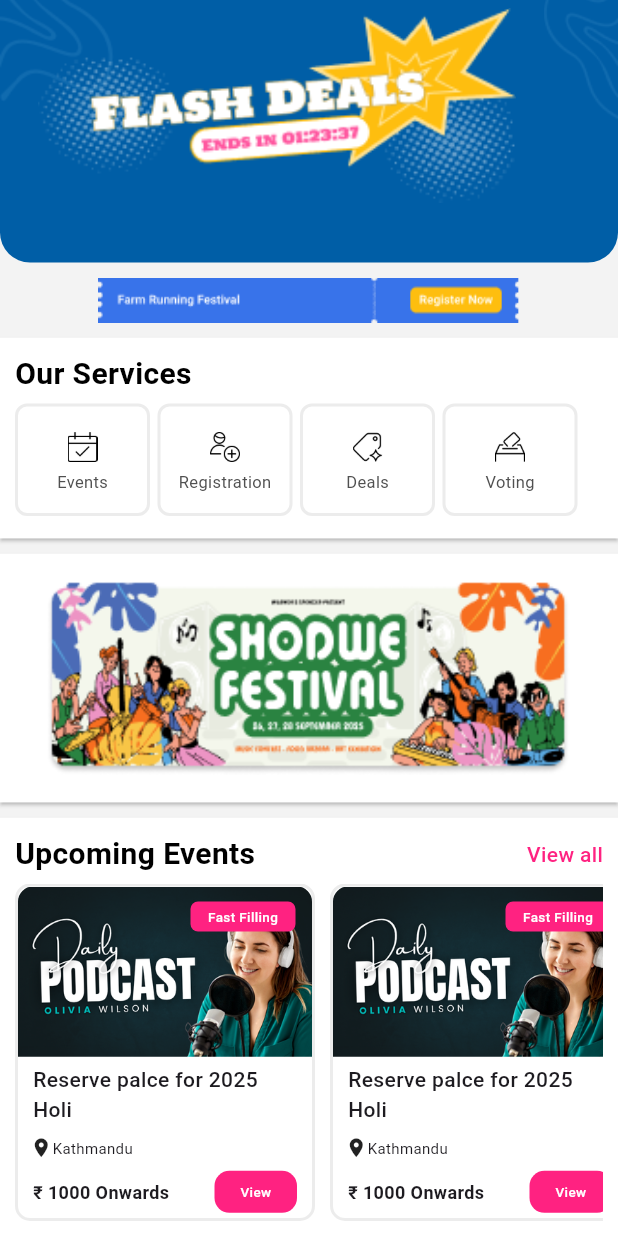
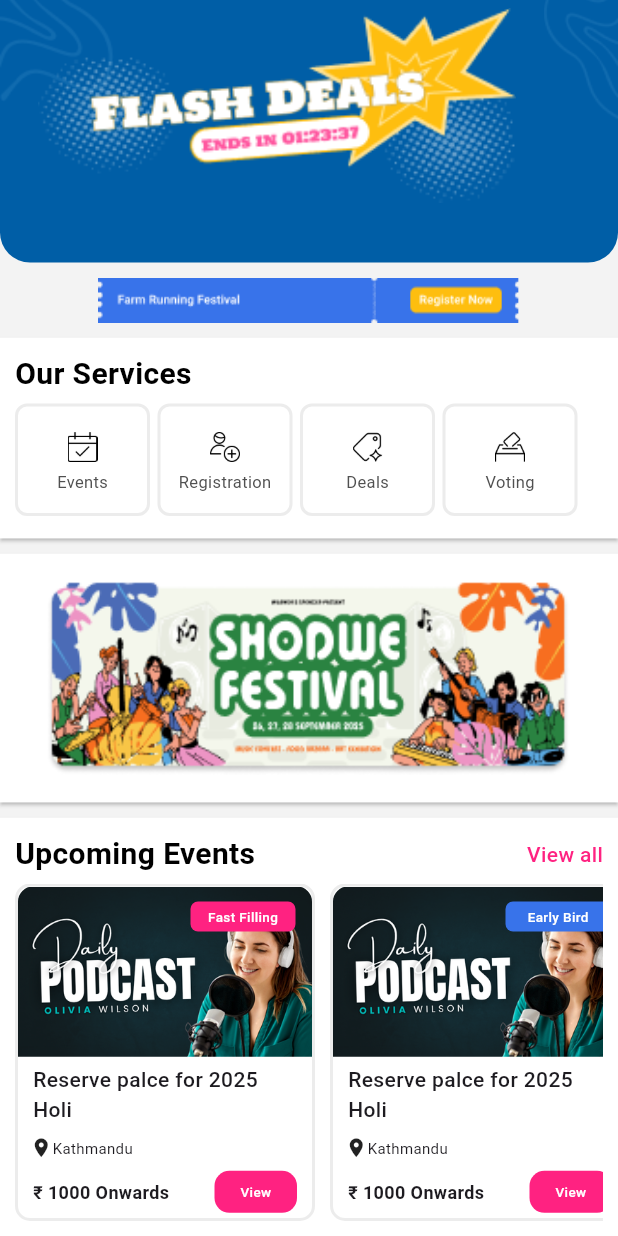
Before and after one commit to shiva-gtm/workpracticeapp, a Flutter app: the Homepage screen opened directly, scrolled down 205 dp, on a phone screen of 412 x 824 dp. Run offline on Flutter 3.47's test engine with Material 3 defaults, Android fonts, the light colour scheme and no system bars.

Commit message:
feat: added upcoming events

```diff
--- a/lib/components/upcomingevents.dart
+++ b/lib/components/upcomingevents.dart
@@ -1,7 +1,15 @@
 import 'package:flutter/material.dart';
 
 class Upcomingevents extends StatelessWidget {
-  const Upcomingevents({super.key});
+  final dynamic color;
+  final String text;
+  final String assets;
+  const Upcomingevents({
+    super.key,
+    required this.color,
+    required this.text,
+    required this.assets,
+  });
 
   @override
   Widget build(BuildContext context) {
@@ -22,10 +30,7 @@ class Upcomingevents extends StatelessWidget {
                   topLeft: Radius.circular(10),
                   topRight: Radius.circular(10),
                 ),
-                child: Image.asset(
-                  'assets/upcomingevent1.png',
-                  fit: BoxFit.fill,
-                ),
+                child: Image.asset(assets, fit: BoxFit.fill),
               ),
               Padding(
                 padding: const EdgeInsets.only(top: 10, left: 115),
@@ -33,12 +38,12 @@ class Upcomingevents extends StatelessWidget {
                   height: 20,
                   width: 70,
                   decoration: BoxDecoration(
-                    color: Color(0XFFFF2281),
+                    color: color,
                     borderRadius: BorderRadius.circular(5),
                   ),
                   child: Center(
                     child: Text(
-                      'Fast Filling',
+                      text,
                       style: TextStyle(
                         color: Colors.white,
                         fontSize: 9,
--- a/lib/screens/home page/homescreen.dart
+++ b/lib/screens/home page/homescreen.dart
@@ -123,13 +123,29 @@ class _HomepageState extends State<Homepage> {
                       scrollDirection: Axis.horizontal,
                       child: Row(
                         children: [
-                          Upcomingevents(),
+                          Upcomingevents(
+                            color: Color(0xFFFF2281),
+                            text: 'Fast Filling',
+                            assets: 'assets/upcomingevent1.png',
+                          ),
                           SizedBox(width: 10),
-                          Upcomingevents(),
+                          Upcomingevents(
+                            color: Color(0xFF3873EA),
+                            text: 'Early Bird',
+                            assets: 'assets/upcomingevent1.png',
+                          ),
                           SizedBox(width: 10),
-                          Upcomingevents(),
+                          Upcomingevents(
+                            color: Color(0xFF3873EA),
+                            text: 'Early Bird',
+                            assets: 'assets/upcomingevent1.png',
+                          ),
                           SizedBox(width: 10),
-                          Upcomingevents(),
+                          Upcomingevents(
+                            color: Color(0xFFFF2281),
+                            text: 'Fast Filling',
+                            assets: 'assets/upcomingevent1.png',
+                          ),
                         ],
                       ),
                     ),
```
Also changed, not shown: assets/upcomingevent2.jpg (added).
